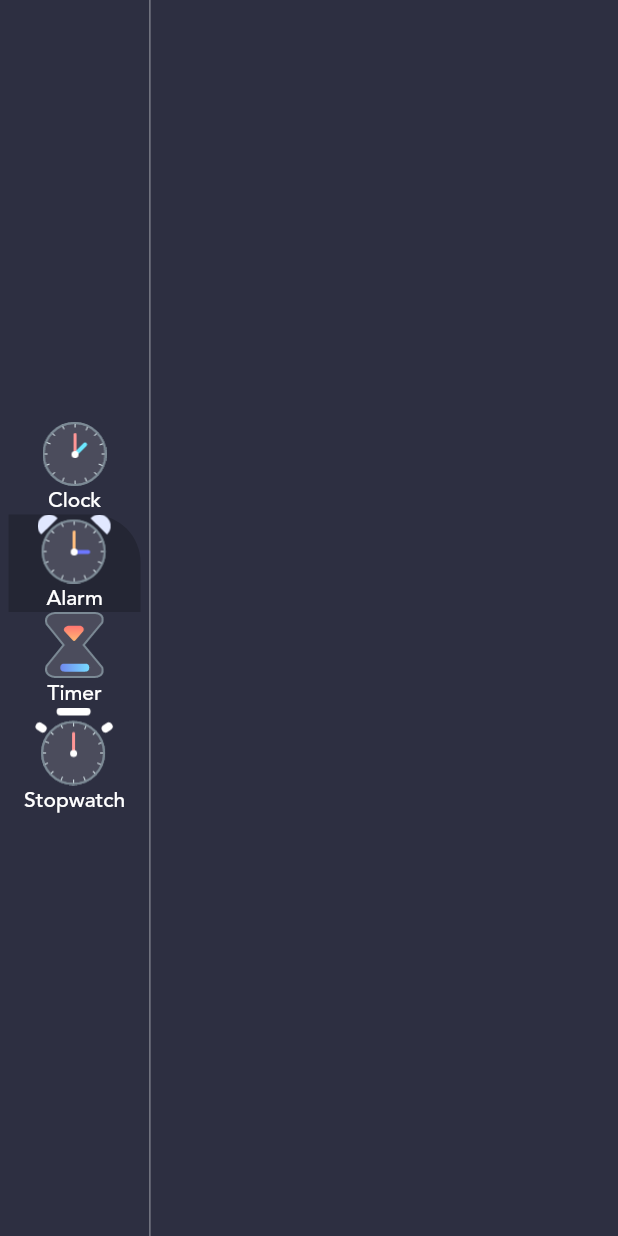
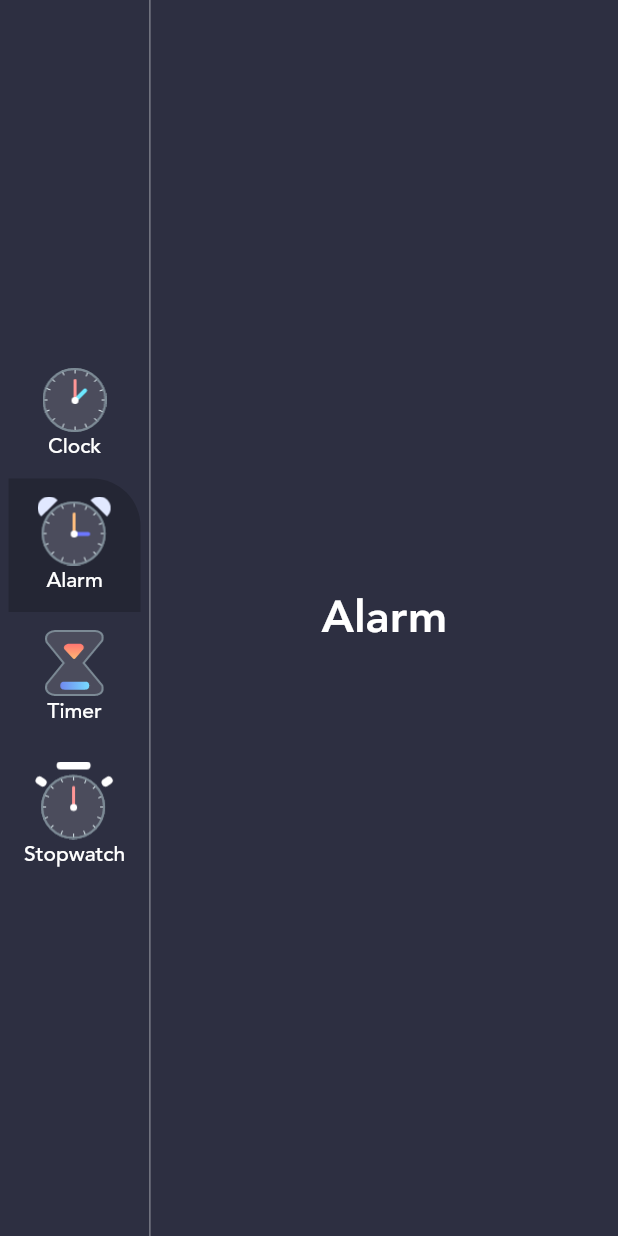
Before and after one commit to satyendrasingh8/Counter-Clock, a Flutter app: the screen it shows after launch, after a tap on "Alarm", on a phone screen of 412 x 824 dp. Run offline on Flutter 3.47's test engine with Material 2 defaults, Android fonts, the phone set to English and light mode, and no system bars.

Commit message:
creating alarm page

```diff
--- /dev/null
+++ b/lib/alarm_page.dart
@@ -0,0 +1,31 @@
+import 'package:flutter/material.dart';
+
+class AlarmPage extends StatefulWidget {
+  @override
+  _AlarmPageState createState() => _AlarmPageState();
+}
+
+class _AlarmPageState extends State<AlarmPage> {
+  @override
+  Widget build(BuildContext context) {
+    return Container(
+        child: Column(
+          mainAxisAlignment: MainAxisAlignment.center,
+          children: [
+            Text(
+              'Alarm',
+              style: TextStyle(
+                  fontFamily: 'avenir',
+                  fontWeight: FontWeight.w600,
+                  color: Colors.white,
+                  fontSize: 30),
+            ),
+            // ListView(
+
+            // ),
+          ],
+        )
+
+    );
+  }
+}
--- /dev/null
+++ b/lib/clock_page.dart
@@ -0,0 +1,108 @@
+import 'package:CountDown_Timer/clock_view.dart';
+import 'package:flutter/material.dart';
+
+class ClockPage extends StatelessWidget {
+  const ClockPage({
+    Key key,
+    @required this.formattedTime,
+    @required this.formattedData,
+    @required this.offsetSign,
+    @required this.timezoneString,
+  }) : super(key: key);
+
+  final String formattedTime;
+  final String formattedData;
+  final String offsetSign;
+  final String timezoneString;
+
+  @override
+  Widget build(BuildContext context) {
+    return Container(
+      padding: EdgeInsets.symmetric(horizontal: 32, vertical: 64),
+      child: Column(
+        crossAxisAlignment: CrossAxisAlignment.start,
+        children: [
+          Flexible(
+            flex: 1,
+            fit: FlexFit.tight,
+            child: Text(
+              'Clock',
+              style: TextStyle(
+                  fontFamily: 'avenir',
+                  fontWeight: FontWeight.w600,
+                  color: Colors.white,
+                  fontSize: 30),
+            ),
+          ),
+          Flexible(
+            flex: 2,
+            child: Column(
+              crossAxisAlignment: CrossAxisAlignment.start,
+              children: [
+                Text(
+                  formattedTime,
+                  style: TextStyle(
+                      fontFamily: 'avenir',
+                      fontWeight: FontWeight.w600,
+                      color: Colors.white,
+                      fontSize: 64),
+                ),
+                Text(
+                  formattedData,
+                  style: TextStyle(
+                      fontFamily: 'avenir',
+                      color: Colors.white,
+                      fontWeight: FontWeight.w500,
+                      fontSize: 20),
+                ),
+              ],
+            ),
+          ),
+          Flexible(
+              flex: 4,
+              fit: FlexFit.tight,
+              child: Align(
+                  alignment: Alignment.center,
+                  child: ClockView(
+                    size: MediaQuery.of(context).size.height / 4,
+                  ))),
+          Flexible(
+            flex: 2,
+            fit: FlexFit.tight,
+            child: Column(
+              crossAxisAlignment: CrossAxisAlignment.start,
+              children: [
+                Text(
+                  'Timezone',
+                  style: TextStyle(
+                      fontFamily: 'avenir',
+                      color: Colors.white,
+                      fontWeight: FontWeight.w400,
+                      fontSize: 24),
+                ),
+                SizedBox(height: 10),
+                Row(
+                  children: [
+                    Icon(
+                      Icons.language,
+                      color: Colors.white,
+                    ),
+                    SizedBox(width: 10),
+                    Text(
+                      'UTC' + offsetSign + timezoneString,
+                      style: TextStyle(
+                          fontFamily: 'avenir',
+                          color: Colors.white,
+                          fontWeight: FontWeight.w400,
+                          fontSize: 24),
+                    ),
+                  ],
+                )
+              ],
+            ),
+          ),
+        ],
+      ),
+    );
+  }
+}
--- a/lib/homePage.dart
+++ b/lib/homePage.dart
@@ -1,4 +1,5 @@
-import 'package:CountDown_Timer/clock_view.dart';
+import 'package:CountDown_Timer/alarm_page.dart';
+import 'package:CountDown_Timer/clock_page.dart';
 import 'package:CountDown_Timer/data.dart';
 import 'package:CountDown_Timer/enums.dart';
 import 'package:CountDown_Timer/menu_info.dart';
@@ -38,93 +39,17 @@ class _HomePageState extends State<HomePage> {
           Expanded(
             child: Consumer<MenuInfo>(
               builder: (BuildContext context, MenuInfo value, Widget child) {
-                if (value.menuType != MenuType.clock) return Container();
-                return Container(
-                  padding: EdgeInsets.symmetric(horizontal: 32, vertical: 64),
-                  child: Column(
-                    crossAxisAlignment: CrossAxisAlignment.start,
-                    children: [
-                      Flexible(
-                        flex: 1,
-                        fit: FlexFit.tight,
-                        child: Text(
-                          'Clock',
-                          style: TextStyle(
-                              fontFamily: 'avenir',
-                              fontWeight: FontWeight.w600,
-                              color: Colors.white,
-                              fontSize: 30),
-                        ),
-                      ),
-                      Flexible(
-                        flex: 2,
-                        child: Column(
-                          crossAxisAlignment: CrossAxisAlignment.start,
-                          children: [
-                            Text(
-                              formattedTime,
-                              style: TextStyle(
-                                  fontFamily: 'avenir',
-                                  fontWeight: FontWeight.w600,
-                                  color: Colors.white,
-                                  fontSize: 64),
-                            ),
-                            Text(
-                              formattedData,
-                              style: TextStyle(
-                                  fontFamily: 'avenir',
-                                  color: Colors.white,
-                                  fontWeight: FontWeight.w500,
-                                  fontSize: 20),
-                            ),
-                          ],
-                        ),
-                      ),
-                      Flexible(
-                          flex: 4,
-                          fit: FlexFit.tight,
-                          child: Align(
-                              alignment: Alignment.center,
-                              child: ClockView(
-                                size: MediaQuery.of(context).size.height / 4,
-                              ))),
-                      Flexible(
-                        flex: 2,
-                        fit: FlexFit.tight,
-                        child: Column(
-                          crossAxisAlignment: CrossAxisAlignment.start,
-                          children: [
-                            Text(
-                              'Timezone',
-                              style: TextStyle(
-                                  fontFamily: 'avenir',
-                                  color: Colors.white,
-                                  fontWeight: FontWeight.w400,
-                                  fontSize: 24),
-                            ),
-                            SizedBox(height: 10),
-                            Row(
-                              children: [
-                                Icon(
-                                  Icons.language,
-                                  color: Colors.white,
-                                ),
-                                SizedBox(width: 10),
-                                Text(
-                                  'UTC' + offsetSign + timezoneString,
-                                  style: TextStyle(
-                                      fontFamily: 'avenir',
-                                      color: Colors.white,
-                                      fontWeight: FontWeight.w400,
-                                      fontSize: 24),
-                                ),
-                              ],
-                            )
-                          ],
-                        ),
-                      ),
-                    ],
-                  ),
+                if (value.menuType == MenuType.clock)
+                  return ClockPage(
+                      formattedTime: formattedTime,
+                      formattedData: formattedData,
+                      offsetSign: offsetSign,
+                      timezoneString: timezoneString);
+                else if (value.menuType == MenuType.alarm)
+                  return AlarmPage();
+                else
+                 return Center(
+                    child: Text('other features'),
                   );
               },
             ),
@@ -147,6 +72,8 @@ class _HomePageState extends State<HomePage> {
             var menuInfo = Provider.of<MenuInfo>(context, listen: false);
             menuInfo.updateMenu(currentMenuInfo);
           },
+          child: Padding(
+            padding: const EdgeInsets.symmetric(vertical: 12),
             child: Column(
               children: [
                 Image.asset(
@@ -159,6 +86,7 @@ class _HomePageState extends State<HomePage> {
                       fontFamily: 'avenir', color: Colors.white, fontSize: 14),
                 ),
               ],
+            ),
           ));
     });
   }
```
Lines whose indentation alone changed are shown as unchanged.
